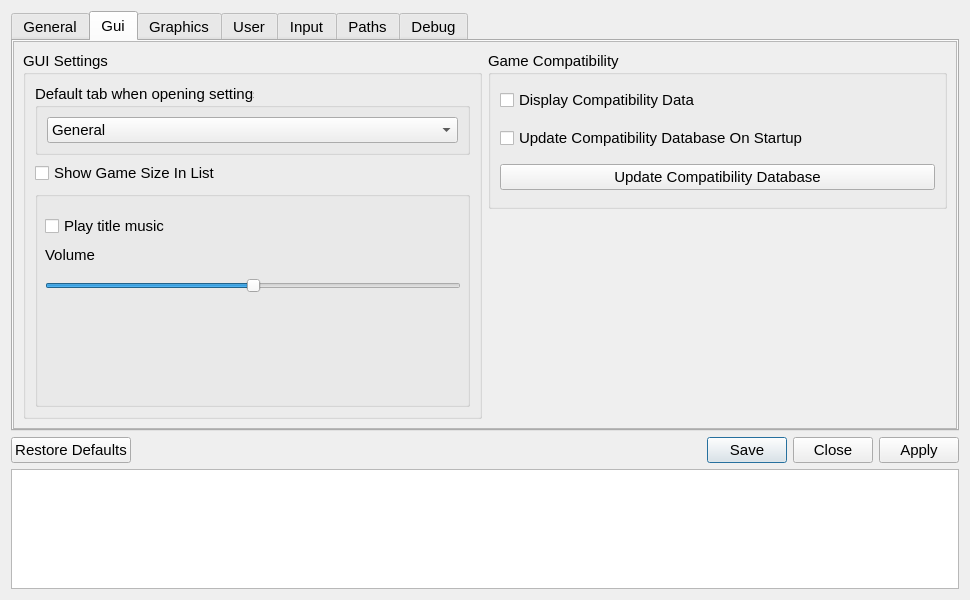
shadps4-emu/shadPS4, file src/qt_gui/settings_dialog.ui: the form before one commit.
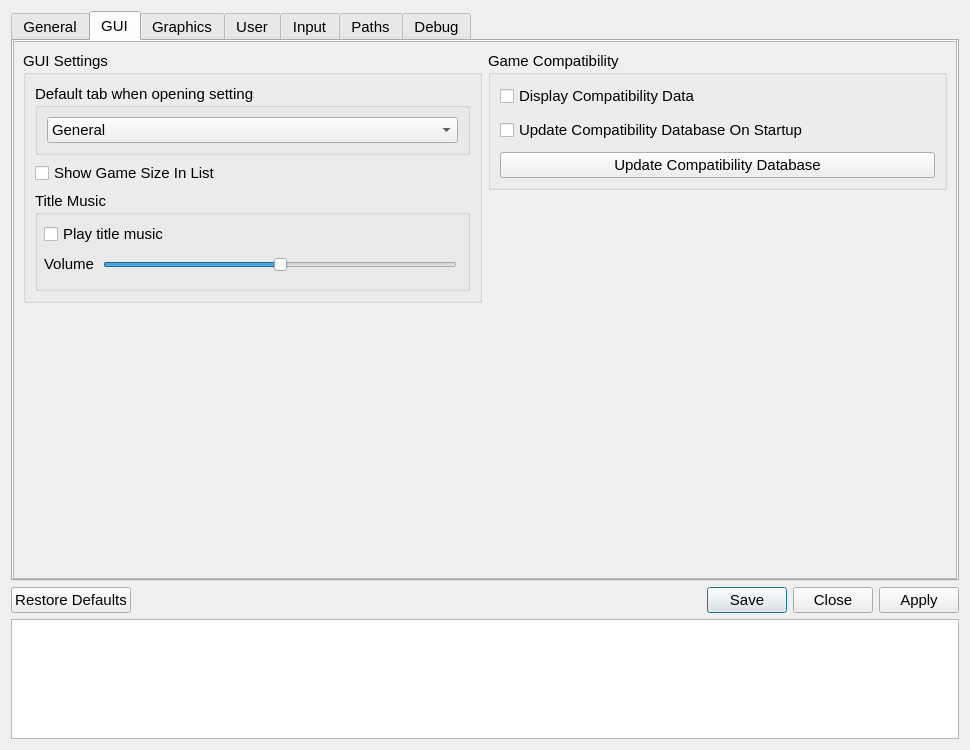
The form after the commit. The open tabs and pages were chosen to show the change. Icons and pictures are not drawn.

Patch:
```diff
--- a/src/qt_gui/settings_dialog.ui
+++ b/src/qt_gui/settings_dialog.ui
@@ -12,7 +12,7 @@
     <x>0</x>
     <y>0</y>
     <width>970</width>
-    <height>600</height>
+    <height>750</height>
    </rect>
   </property>
   <property name="sizePolicy">
@@ -476,7 +476,7 @@
        <bool>true</bool>
       </property>
       <attribute name="title">
-       <string>Gui</string>
+       <string>GUI</string>
       </attribute>
       <widget class="QWidget" name="guiTabContents">
        <property name="geometry">
@@ -484,7 +484,7 @@
          <x>0</x>
          <y>0</y>
          <width>946</width>
-         <height>386</height>
+         <height>536</height>
         </rect>
        </property>
        <layout class="QVBoxLayout" name="guiTabVLayout" stretch="0">
@@ -497,14 +497,14 @@
            <number>0</number>
           </property>
           <item>
-           <layout class="QVBoxLayout" name="GUITabLayoutMiddle" stretch="0">
+           <layout class="QVBoxLayout" name="GUITabLayoutMiddle" stretch="0,0">
             <property name="bottomMargin">
              <number>0</number>
             </property>
             <item>
              <widget class="QGroupBox" name="GUIgroupBox">
               <property name="sizePolicy">
-               <sizepolicy hsizetype="Preferred" vsizetype="Preferred">
+               <sizepolicy hsizetype="Preferred" vsizetype="Maximum">
                 <horstretch>0</horstretch>
                 <verstretch>0</verstretch>
                </sizepolicy>
@@ -594,6 +594,18 @@
                    <verstretch>0</verstretch>
                   </sizepolicy>
                  </property>
+                 <property name="minimumSize">
+                  <size>
+                   <width>0</width>
+                   <height>100</height>
+                  </size>
+                 </property>
+                 <property name="maximumSize">
+                  <size>
+                   <width>16777215</width>
+                   <height>16777215</height>
+                  </size>
+                 </property>
                  <property name="font">
                   <font>
                    <pointsize>11</pointsize>
@@ -605,62 +617,16 @@
                   <bool>false</bool>
                  </property>
                  <property name="title">
-                  <string/>
+                  <string>Title Music</string>
                  </property>
                  <property name="flat">
                   <bool>false</bool>
                  </property>
-                 <widget class="QSlider" name="BGMVolumeSlider">
-                  <property name="geometry">
-                   <rect>
-                    <x>10</x>
-                    <y>80</y>
-                    <width>416</width>
-                    <height>29</height>
-                   </rect>
-                  </property>
-                  <property name="sizePolicy">
-                   <sizepolicy hsizetype="Minimum" vsizetype="Preferred">
-                    <horstretch>0</horstretch>
-                    <verstretch>0</verstretch>
-                   </sizepolicy>
-                  </property>
-                  <property name="toolTip">
-                   <string>Set the volume of the background music.</string>
-                  </property>
-                  <property name="maximum">
-                   <number>100</number>
-                  </property>
-                  <property name="singleStep">
-                   <number>10</number>
-                  </property>
-                  <property name="pageStep">
-                   <number>20</number>
-                  </property>
-                  <property name="value">
-                   <number>50</number>
-                  </property>
-                  <property name="orientation">
-                   <enum>Qt::Orientation::Horizontal</enum>
-                  </property>
-                  <property name="invertedAppearance">
-                   <bool>false</bool>
-                  </property>
-                  <property name="invertedControls">
-                   <bool>false</bool>
-                  </property>
-                  <property name="tickPosition">
-                   <enum>QSlider::TickPosition::NoTicks</enum>
-                  </property>
-                  <property name="tickInterval">
-                   <number>10</number>
-                  </property>
-                 </widget>
                  <widget class="QCheckBox" name="playBGMCheckBox">
                   <property name="geometry">
                    <rect>
-                    <x>10</x>
-                    <y>22</y>
+                    <x>9</x>
+                    <y>30</y>
                     <width>416</width>
                     <height>26</height>
                    </rect>
@@ -675,45 +641,119 @@
                    <string>Play title music</string>
                   </property>
                  </widget>
-                 <widget class="QLabel" name="label_Volume">
+                 <widget class="QWidget" name="horizontalLayoutWidget">
                   <property name="geometry">
                    <rect>
-                    <x>10</x>
-                    <y>54</y>
-                    <width>416</width>
-                    <height>20</height>
+                    <x>0</x>
+                    <y>50</y>
+                    <width>431</width>
+                    <height>47</height>
                    </rect>
                   </property>
-                  <property name="sizePolicy">
-                   <sizepolicy hsizetype="Preferred" vsizetype="Fixed">
-                    <horstretch>0</horstretch>
-                    <verstretch>0</verstretch>
-                   </sizepolicy>
-                  </property>
-                  <property name="maximumSize">
-                   <size>
-                    <width>16777215</width>
-                    <height>16777215</height>
-                   </size>
-                  </property>
-                  <property name="text">
-                   <string>Volume</string>
-                  </property>
+                  <layout class="QHBoxLayout" name="horizontalLayout">
+                   <property name="spacing">
+                    <number>9</number>
+                   </property>
+                   <property name="leftMargin">
+                    <number>9</number>
+                   </property>
+                   <property name="topMargin">
+                    <number>9</number>
+                   </property>
+                   <property name="rightMargin">
+                    <number>9</number>
+                   </property>
+                   <property name="bottomMargin">
+                    <number>9</number>
+                   </property>
+                   <item>
+                    <widget class="QLabel" name="label_Volume">
+                     <property name="sizePolicy">
+                      <sizepolicy hsizetype="Maximum" vsizetype="Fixed">
+                       <horstretch>0</horstretch>
+                       <verstretch>0</verstretch>
+                      </sizepolicy>
+                     </property>
+                     <property name="maximumSize">
+                      <size>
+                       <width>16777215</width>
+                       <height>16777215</height>
+                      </size>
+                     </property>
+                     <property name="text">
+                      <string>Volume</string>
+                     </property>
+                    </widget>
+                   </item>
+                   <item>
+                    <widget class="QSlider" name="BGMVolumeSlider">
+                     <property name="sizePolicy">
+                      <sizepolicy hsizetype="Expanding" vsizetype="Preferred">
+                       <horstretch>0</horstretch>
+                       <verstretch>0</verstretch>
+                      </sizepolicy>
+                     </property>
+                     <property name="toolTip">
+                      <string>Set the volume of the background music.</string>
+                     </property>
+                     <property name="maximum">
+                      <number>100</number>
+                     </property>
+                     <property name="singleStep">
+                      <number>10</number>
+                     </property>
+                     <property name="pageStep">
+                      <number>20</number>
+                     </property>
+                     <property name="value">
+                      <number>50</number>
+                     </property>
+                     <property name="orientation">
+                      <enum>Qt::Orientation::Horizontal</enum>
+                     </property>
+                     <property name="invertedAppearance">
+                      <bool>false</bool>
+                     </property>
+                     <property name="invertedControls">
+                      <bool>false</bool>
+                     </property>
+                     <property name="tickPosition">
+                      <enum>QSlider::TickPosition::NoTicks</enum>
+                     </property>
+                     <property name="tickInterval">
+                      <number>10</number>
+                     </property>
+                    </widget>
+                   </item>
+                  </layout>
                  </widget>
                 </widget>
                </item>
               </layout>
              </widget>
             </item>
+            <item>
+             <spacer name="verticalSpacer_7">
+              <property name="orientation">
+               <enum>Qt::Orientation::Vertical</enum>
+              </property>
+              <property name="sizeHint" stdset="0">
+               <size>
+                <width>20</width>
+                <height>40</height>
+               </size>
+              </property>
+             </spacer>
+            </item>
            </layout>
           </item>
           <item>
-           <layout class="QVBoxLayout" name="CompatTabLayoutRight" stretch="0">
+           <layout class="QVBoxLayout" name="CompatTabLayoutRight" stretch="0,0">
             <property name="spacing">
              <number>6</number>
             </property>
             <property name="bottomMargin">
-             <number>210</number>
+             <number>0</number>
             </property>
             <item>
              <widget class="QGroupBox" name="CompatgroupBox">
@@ -790,6 +830,19 @@
               </layout>
              </widget>
             </item>
+            <item>
+             <spacer name="verticalSpacer_6">
+              <property name="orientation">
+               <enum>Qt::Orientation::Vertical</enum>
+              </property>
+              <property name="sizeHint" stdset="0">
+               <size>
+                <width>20</width>
+                <height>40</height>
+               </size>
+              </property>
+             </spacer>
+            </item>
            </layout>
           </item>
          </layout>
```
Left out of the diff: 81 changed lines with no effect on the pictures.
